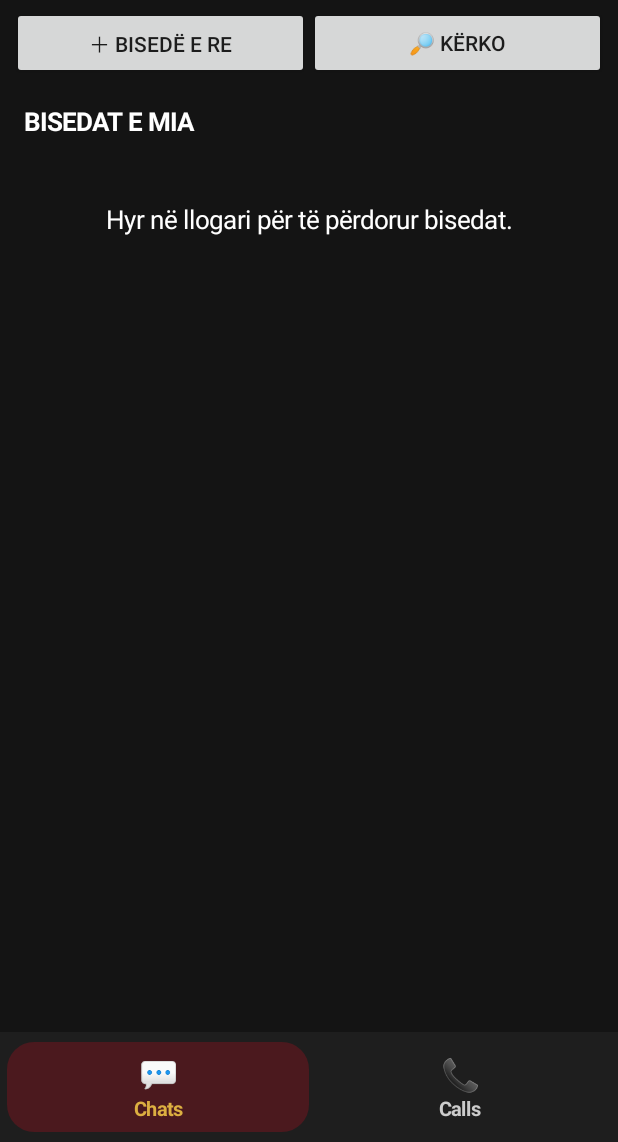
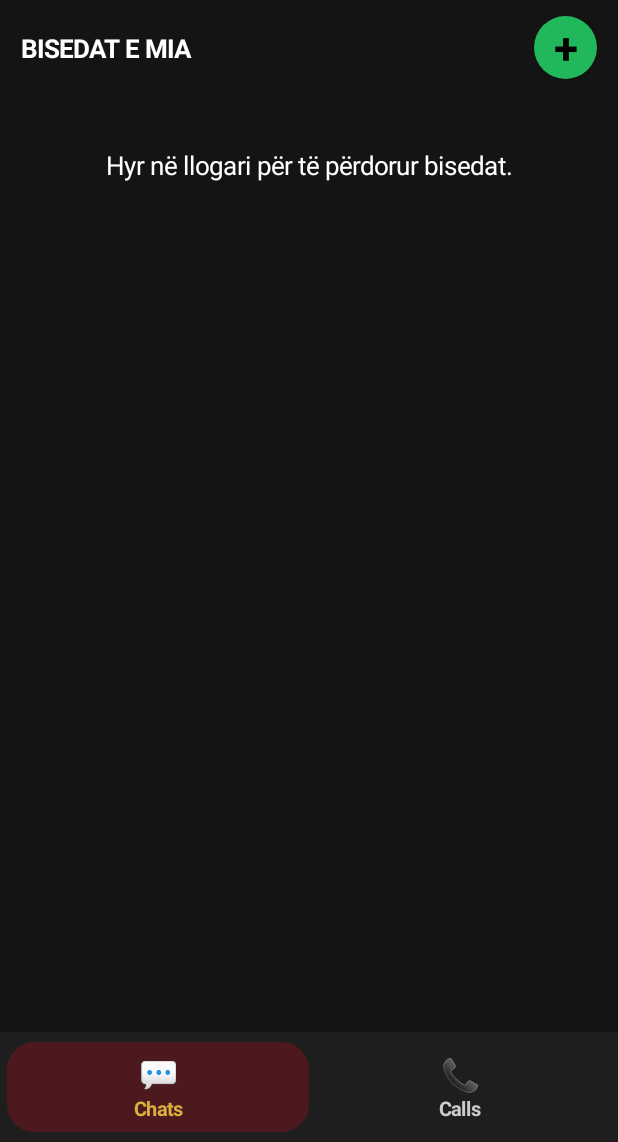
Before and after one commit to fjordiaog-jpg/SHQIPONJA-ANDROID, an Android app: the screen it shows after launch (MainActivity), after a tap on "HYR SI VIZITOR", on a phone screen of 412 x 824 dp, the part 94-1236 px from its top. Run offline under Robolectric (Android 15) with nearby library versions, the phone set to English and light mode, and no system bars; our stand-ins replace Firebase (no records; nobody signed in at launch, a user with empty details on screens opened directly); libraries missing offline, so code that uses them is left out: com.zegocloud.uikit.

Commit message:
Update MainActivity.kt

```diff
--- a/app/src/main/java/com/shqiponja/app/MainActivity.kt
+++ b/app/src/main/java/com/shqiponja/app/MainActivity.kt
@@ -55,7 +55,6 @@ class MainActivity : Activity() {
     private var zegoInitializing = false
     private var selectedHomeTab = "chats"
 
-    // VOICE
     private var mediaRecorder: MediaRecorder? = null
     private var recordingFile: File? = null
     private var recordingChatId: String? = null
@@ -63,10 +62,7 @@ class MainActivity : Activity() {
     private var activeVoiceButton: TextView? = null
     private var isRecording = false
 
-    // AUDIO PLAYER
     private var mediaPlayer: MediaPlayer? = null
-
-    // FOTO / VIDEO
     private var pendingUploadChatId: String? = null
 
     private fun installCrashLogger() {
@@ -618,6 +614,7 @@ class MainActivity : Activity() {
             .show()
     }
 
+    // FAQJA E BISEDAVE ME BUTONIN E RI PLUS
     private fun showChatsPage(content: FrameLayout, uid: String?) {
         val density = resources.displayMetrics.density
         fun dp(value: Int): Int = (value * density).toInt()
@@ -628,28 +625,40 @@ class MainActivity : Activity() {
 
         val actions = LinearLayout(this)
         actions.orientation = LinearLayout.HORIZONTAL
-        actions.gravity = Gravity.CENTER
-        actions.setPadding(dp(8), dp(5), dp(8), dp(5))
-
-        val newChatButton = Button(this)
-        newChatButton.text = "＋ BISEDË E RE"
-        newChatButton.isAllCaps = false
-        newChatButton.setOnClickListener { askUsername() }
-
-        val searchButton = Button(this)
-        searchButton.text = "🔎 KËRKO"
-        searchButton.isAllCaps = false
-        searchButton.setOnClickListener { askUsername() }
-
-        actions.addView(newChatButton, LinearLayout.LayoutParams(0, -2, 1f))
-        actions.addView(searchButton, LinearLayout.LayoutParams(0, -2, 1f))
+        actions.gravity = Gravity.CENTER_VERTICAL
+        actions.setPadding(dp(14), dp(8), dp(14), dp(8))
 
         val subtitle = TextView(this)
         subtitle.text = "BISEDAT E MIA"
         subtitle.textSize = 17f
         subtitle.typeface = Typeface.DEFAULT_BOLD
         subtitle.setTextColor(white)
-        subtitle.setPadding(dp(16), dp(12), dp(10), dp(8))
+        subtitle.gravity = Gravity.CENTER_VERTICAL
+
+        actions.addView(
+            subtitle,
+            LinearLayout.LayoutParams(0, dp(48), 1f)
+        )
+
+        // BUTON RRETHOR JESHiL, PLUS I ZI
+        val plusButton = TextView(this)
+        plusButton.text = "+"
+        plusButton.textSize = 29f
+        plusButton.typeface = Typeface.DEFAULT_BOLD
+        plusButton.setTextColor(Color.BLACK)
+        plusButton.gravity = Gravity.CENTER
+
+        val plusBackground = GradientDrawable()
+        plusBackground.shape = GradientDrawable.OVAL
+        plusBackground.setColor(Color.rgb(32, 184, 90))
+        plusButton.background = plusBackground
+        plusButton.elevation = dp(4).toFloat()
+        plusButton.setOnClickListener {
+            askUsername()
+        }
+
+        val plusParams = LinearLayout.LayoutParams(dp(42), dp(42))
+        actions.addView(plusButton, plusParams)
 
         val scroll = ScrollView(this)
         val chatList = LinearLayout(this)
@@ -658,7 +667,6 @@ class MainActivity : Activity() {
         scroll.addView(chatList)
 
         page.addView(actions)
-        page.addView(subtitle)
         page.addView(scroll, LinearLayout.LayoutParams(-1, 0, 1f))
         content.addView(page, FrameLayout.LayoutParams(-1, -1))
 
@@ -683,7 +691,7 @@ class MainActivity : Activity() {
 
                 if (documents.isEmpty()) {
                     chatList.addView(
-                        makeLabel("Nuk ke ende biseda.\n\nShtyp BISEDË E RE për të filluar! 🦅")
+                        makeLabel("Nuk ke ende biseda.\n\nShtyp + për të kërkuar kontakte! 🦅")
                     )
                     return@addSnapshotListener
                 }
@@ -962,10 +970,7 @@ class MainActivity : Activity() {
             }
     }
 
-    // ==========================================
     // FAQJA E BISEDES
-    // ==========================================
-
     private fun showChat(
         chatId: String,
         otherUsername: String,
@@ -1112,7 +1117,6 @@ class MainActivity : Activity() {
         scrollView.addView(messageList, FrameLayout.LayoutParams(-1, -2))
         conversation.addView(scrollView, FrameLayout.LayoutParams(-1, -1))
 
-        // FUSHA E MESAZHIT
         val inputPanel = LinearLayout(this)
         inputPanel.orientation = LinearLayout.HORIZONTAL
         inputPanel.gravity = Gravity.CENTER_VERTICAL
@@ -1202,7 +1206,6 @@ class MainActivity : Activity() {
             popup.show()
         }
 
-        // FILLIM / NDALIM I REGJISTRIMIT ZANOR
         voiceButton.setOnClickListener {
             if (isRecording) {
                 stopRecording(true)
@@ -1211,7 +1214,6 @@ class MainActivity : Activity() {
             }
         }
 
-        // ZGJEDH FOTO OSE VIDEO
         uploadButton.setOnClickListener {
             openMediaPicker(chatId)
         }
@@ -1269,7 +1271,6 @@ class MainActivity : Activity() {
             true
         }
 
-        // MARRJA DHE SHFAQJA E MESAZHEVE
         messagesListener = db.collection("chats")
             .document(chatId)
             .collection("messages")
@@ -1414,10 +1415,7 @@ class MainActivity : Activity() {
             }
     }
 
-    // ==========================================
     // REGJISTRIMI I MESAZHIT ZANOR
-    // ==========================================
-
     private fun startVoiceRecording(chatId: String, button: TextView) {
         val user = auth.currentUser
         if (user == null) {
@@ -1562,10 +1560,7 @@ class MainActivity : Activity() {
             }
     }
 
-    // ==========================================
     // LUAJTJA E MESAZHIT ZANOR
-    // ==========================================
-
     private fun playAudio(url: String) {
         releasePlayer()
 
@@ -1605,10 +1600,7 @@ class MainActivity : Activity() {
         mediaPlayer = null
     }
 
-    // ==========================================
     // ZGJEDHJA E FOTOVE DHE VIDEOVE
-    // ==========================================
-
     private fun openMediaPicker(chatId: String) {
         try {
             pendingUploadChatId = chatId
@@ -1705,10 +1697,7 @@ class MainActivity : Activity() {
             }
     }
 
-    // ==========================================
     // SHFAQJA E FOTOS DHE VIDEOS
-    // ==========================================
-
     private fun loadImage(url: String, imageView: ImageView) {
         Thread {
             try {
@@ -1750,10 +1739,7 @@ class MainActivity : Activity() {
         }
     }
 
-    // ==========================================
     // LEJET E MIKROFONIT
-    // ==========================================
-
     override fun onRequestPermissionsResult(
         requestCode: Int,
         permissions: Array<out String>,
```
